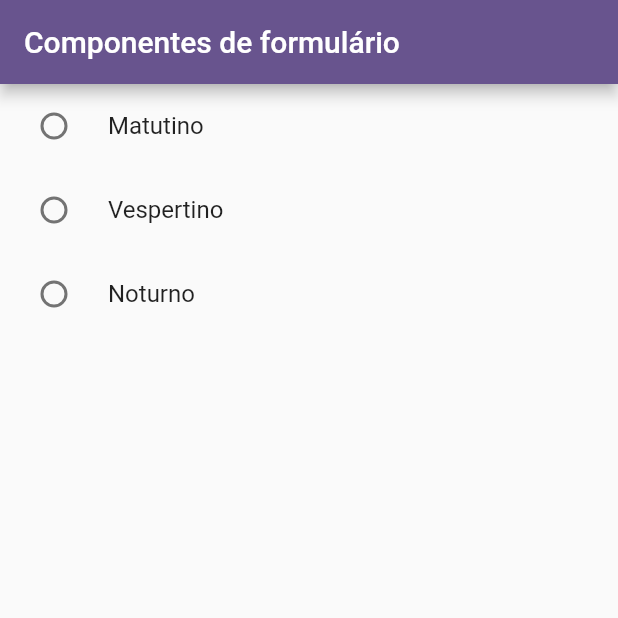
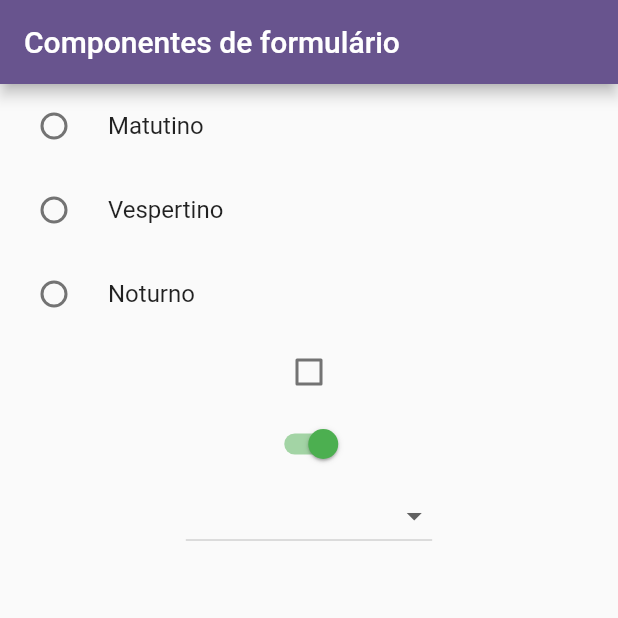
Before and after one commit to ralfslima/todas_tech, a Flutter app: the screen it shows after launch, on a phone screen of 412 x 824 dp, the top half of it. Run offline on Flutter 3.47's test engine with Material 2 defaults, Android fonts, the phone set to English and light mode, and no system bars.

Commit message:
Quarta aula de Flutter

```diff
--- a/Flutter/aula04/lib/main.dart
+++ b/Flutter/aula04/lib/main.dart
@@ -35,16 +35,51 @@ class ConteudoPagina extends State {
         appBar: AppBar(
           title: const Text("Componentes de formulário"),
         ),
-        body: const ElementoStatefulWidget());
+        //body: const ElementoStatefulWidget());
+        body: const Column(
+          children: [
+            ElementoStatefulWidget1(),
+            ElementoStatefulWidget2(),
+            ElementoStatefulWidget3(),
+            ElementoStatefulWidget4()
+          ],
+        ));
   }
 }
 
-class ElementoStatefulWidget extends StatefulWidget {
-  const ElementoStatefulWidget({super.key});
+class ElementoStatefulWidget1 extends StatefulWidget {
+  const ElementoStatefulWidget1({super.key});
 
   @override
   State<StatefulWidget> createState() {
     return RadioButtonState();
+  }
+}
+
+class ElementoStatefulWidget2 extends StatefulWidget {
+  const ElementoStatefulWidget2({super.key});
+
+  @override
+  State<StatefulWidget> createState() {
+    return CheckboxState();
+  }
+}
+
+class ElementoStatefulWidget3 extends StatefulWidget {
+  const ElementoStatefulWidget3({super.key});
+
+  @override
+  State<StatefulWidget> createState() {
+    return SwitchState();
+  }
+}
+
+class ElementoStatefulWidget4 extends StatefulWidget {
+  const ElementoStatefulWidget4({super.key});
+
+  @override
+  State<StatefulWidget> createState() {
+    return DropdownButtonState();
   }
 }
 
```
